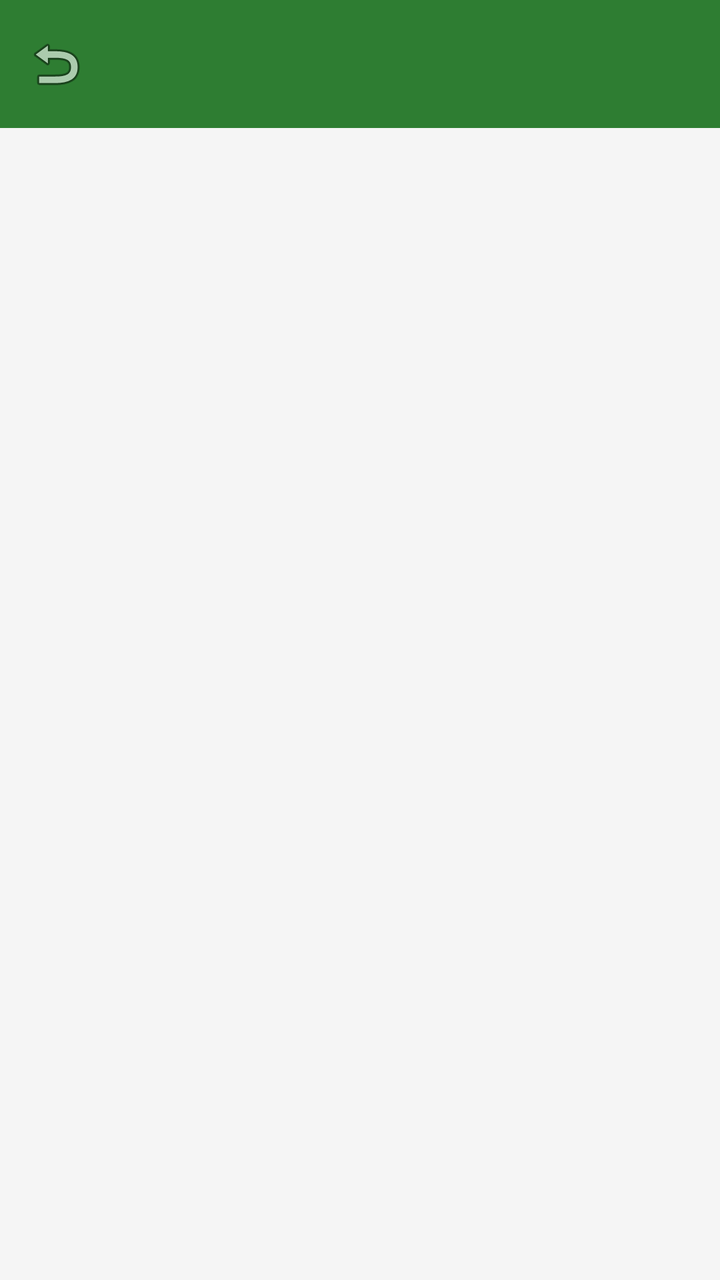
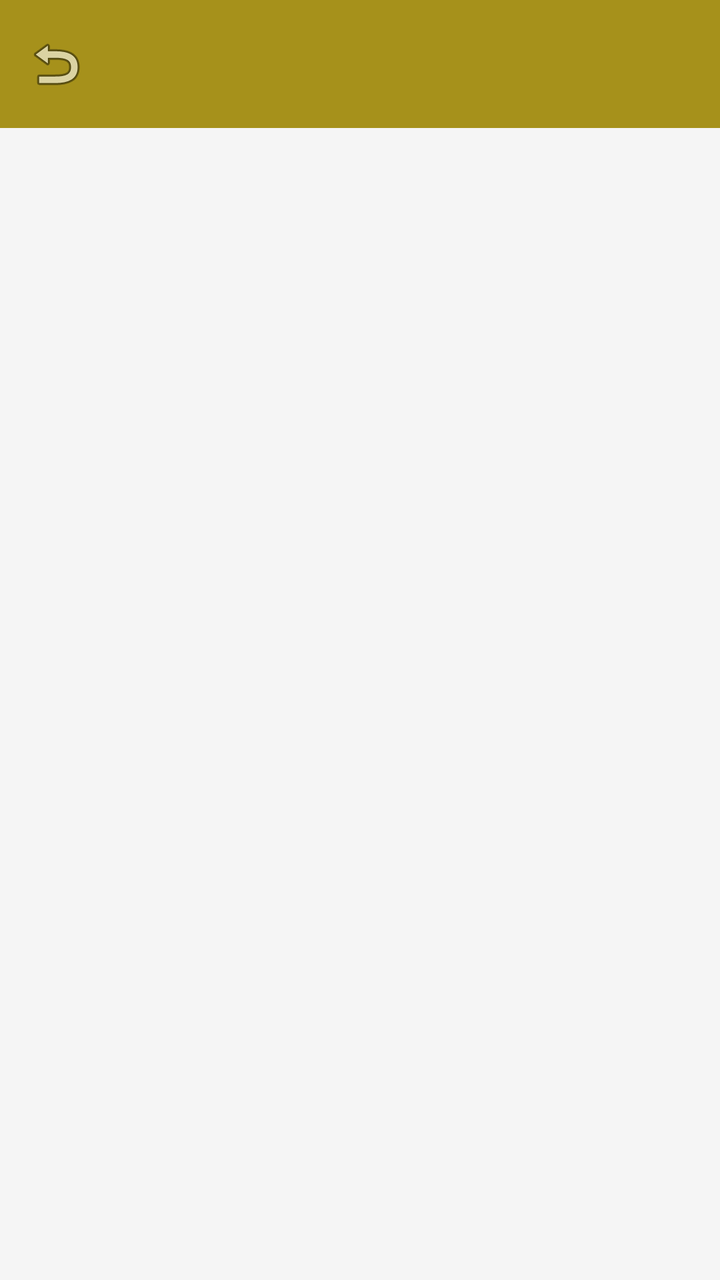

An Android layout rendered at two revisions. The XML below is the earlier revision; the diff shows what the commit changed to produce the second picture.
<!-- AndroidManifest.xml: application theme Theme.Academic_Vault -->
<!-- res/layout/activity_papers_list.xml -->
<?xml version="1.0" encoding="utf-8"?>
<androidx.coordinatorlayout.widget.CoordinatorLayout
    xmlns:android="http://schemas.android.com/apk/res/android"
    xmlns:app="http://schemas.android.com/apk/res-auto"
    android:layout_width="match_parent"
    android:layout_height="match_parent"
    android:background="@color/background">

    <com.google.android.material.appbar.AppBarLayout
        android:layout_width="match_parent"
        android:layout_height="wrap_content">

        <androidx.appcompat.widget.Toolbar
            android:id="@+id/toolbar"
            android:layout_width="match_parent"
            android:layout_height="?attr/actionBarSize"
            android:background="@color/primary"
            app:titleTextColor="@android:color/white"
            app:navigationIcon="@android:drawable/ic_menu_revert"/>

    </com.google.android.material.appbar.AppBarLayout>

    <androidx.recyclerview.widget.RecyclerView
        android:id="@+id/recycler_papers"
        android:layout_width="match_parent"
        android:layout_height="match_parent"
        android:padding="8dp"
        app:layout_behavior="@string/appbar_scrolling_view_behavior"/>

    <TextView
        android:id="@+id/txt_no_papers"
        android:layout_width="wrap_content"
        android:layout_height="wrap_content"
        android:text="No papers found for this level"
        android:layout_gravity="center"
        android:visibility="gone"
        android:textColor="@color/secondaryText"/>

    <ProgressBar
        android:id="@+id/progress_bar"
        android:layout_width="wrap_content"
        android:layout_height="wrap_content"
        android:layout_gravity="center"
        android:visibility="gone"/>

</androidx.coordinatorlayout.widget.CoordinatorLayout>
<!-- resources referenced by this layout -->
<resources>
  <color name="background">#F5F5F5</color>
  <color name="primary">#2E7D32</color>
  <color name="secondaryText">#757575</color>
  <style name="Theme.Academic_Vault" parent="Base.Theme.Academic_Vault" />
  <style name="Base.Theme.Academic_Vault" parent="Theme.Material3.DayNight.NoActionBar">
          
          
      </style>
</resources>

<!-- the commit's change to res/layout/activity_papers_list.xml (unified diff, before → after) -->
@@ -14,9 +14,9 @@
             android:id="@+id/toolbar"
             android:layout_width="match_parent"
             android:layout_height="?attr/actionBarSize"
-            android:background="@color/primary"
-            app:titleTextColor="@android:color/white"
-            app:navigationIcon="@android:drawable/ic_menu_revert"/>
+            android:background="#A6911B"
+            app:navigationIcon="@android:drawable/ic_menu_revert"
+            app:titleTextColor="@android:color/white" />
 
     </com.google.android.material.appbar.AppBarLayout>
 
<!-- resource entries referenced after the edit -->
@@ -1,7 +1,6 @@
 <!-- resources referenced by this layout -->
 <resources>
   <color name="background">#F5F5F5</color>
-  <color name="primary">#2E7D32</color>
   <color name="secondaryText">#757575</color>
   <style name="Theme.Academic_Vault" parent="Base.Theme.Academic_Vault" />
   <style name="Base.Theme.Academic_Vault" parent="Theme.Material3.DayNight.NoActionBar">
